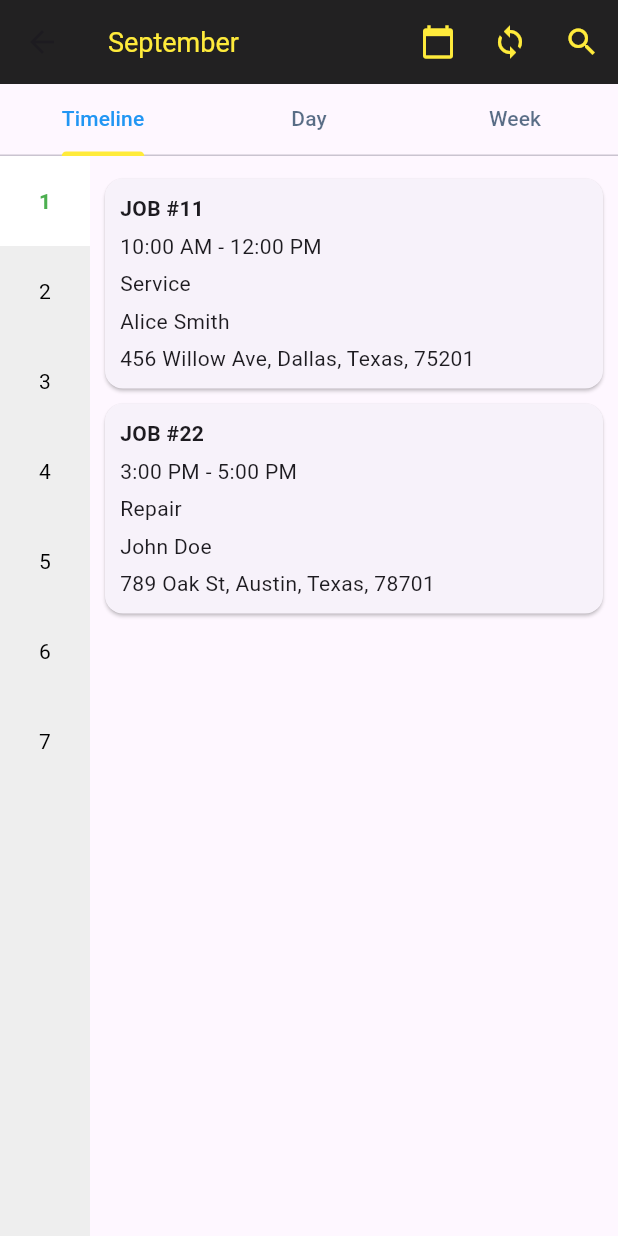
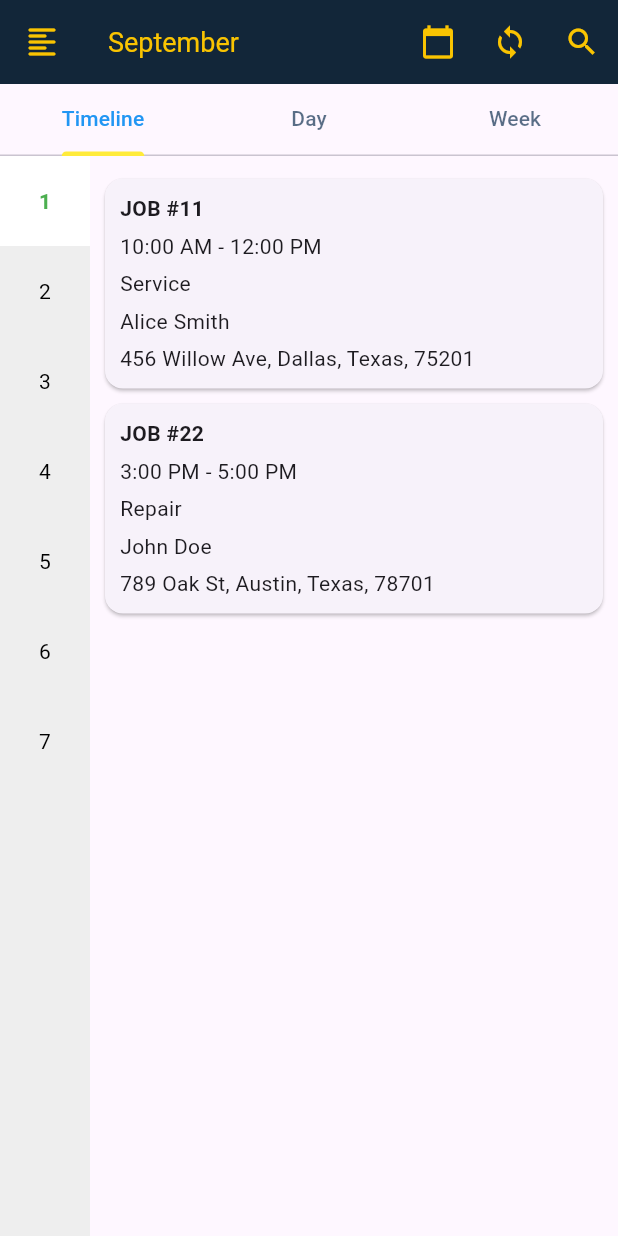
Before and after one commit to EngNazarHussain/CRM_MRS, a Flutter app: the ScheduleScreen screen opened directly, on a phone screen of 412 x 824 dp. Run offline on Flutter 3.47's test engine with Material 3 defaults, Android fonts, the light colour scheme and no system bars; our stand-ins replace awesome_dialog, fluttertoast, get, get_storage, image_picker, package_info and 4 more; missing offline and left inert: flutter_phone_direct_caller, insta_image_viewer, overlay_loader_with_app_icon, shrink_sidemenu; accounts and stored records are empty; statements that could not run were skipped.

Commit message:
done air

```diff
--- a/lib/view/screens/Timesheets/time_sheet.dart
+++ b/lib/view/screens/Timesheets/time_sheet.dart
@@ -1,9 +1,9 @@
 // Get.to(
-//             () => Dashboard(),
+//             () => (),
 //           );
 
 import 'package:crm_mrs_app/constant.dart';
-import 'package:crm_mrs_app/view/screens/dashboard/BottomBarScreen/dashboard.dart';
+import 'package:crm_mrs_app/view/screens/dashboard/bottomNavBar.dart';
 import 'package:flutter/material.dart';
 import 'package:get/get.dart';
 import 'package:intl/intl.dart'; // Add this dependency for date formatting
@@ -38,7 +38,7 @@ class _TimeSheetsScreenState extends State<TimeSheetsScreen> {
           onPressed: () {
             // Add your back navigation here
             Get.to(
-              () => Dashboard(),
+              () => BottomNavBar(),
             );
           },
         ),
--- a/lib/view/screens/clients/new_client.dart
+++ b/lib/view/screens/clients/new_client.dart
@@ -2,7 +2,7 @@ import 'package:awesome_dialog/awesome_dialog.dart';
 import 'package:crm_mrs_app/constant.dart';
 import 'package:crm_mrs_app/view/widgets/dialogs/custom_dialog.dart';
 import 'package:flutter/material.dart';
-import 'package:intl/intl.dart'; // Add this import for formatting dates and times
+// Add this import for formatting dates and times
 
 class NewClientPage extends StatefulWidget {
   @override
--- a/lib/view/screens/clients/search_clients.dart
+++ b/lib/view/screens/clients/search_clients.dart
@@ -1,9 +1,6 @@
 import 'package:crm_mrs_app/constant.dart';
 import 'package:crm_mrs_app/view/screens/clients/client_detail_screen.dart';
-import 'package:crm_mrs_app/view/screens/clients/new_client.dart';
 import 'package:flutter/material.dart';
-import 'package:get/get.dart';
-import 'package:get/get_core/src/get_main.dart';
 
 class SearchClients extends StatefulWidget {
   @override
--- a/lib/view/screens/schedule/schedule.dart
+++ b/lib/view/screens/schedule/schedule.dart
@@ -13,6 +13,8 @@ class _ScheduleScreenState extends State<ScheduleScreen> with SingleTickerProvid
   final List<String> dates = ["1", "2", "3", "4", "5", "6", "7"];
   late TabController _tabController;
 
+  final GlobalKey<ScaffoldState> _scaffoldKey =
+      GlobalKey<ScaffoldState>(); // Create GlobalKey
   @override
   void initState() {
     super.initState();
@@ -22,15 +24,28 @@ class _ScheduleScreenState extends State<ScheduleScreen> with SingleTickerProvid
   @override
   Widget build(BuildContext context) {
     return Scaffold(
+      key: _scaffoldKey,
       appBar: AppBar(
-        backgroundColor: Colors.black87,
-        title: Column(
+        backgroundColor: applightcolor,
+        leading:  IconButton(
+            icon: Icon(
+              Icons.format_align_left_rounded,
+              color: appcolor,
+            ),
+            onPressed: () {
+              print('clicked');
+              _scaffoldKey.currentState
+                  ?.openDrawer(); // Use the key to open the drawer
+            },
+          ),
+        title: Row(
           crossAxisAlignment: CrossAxisAlignment.start,
           children: [
+
             Text(
               'September',
               style: TextStyle(
-                color: Colors.yellow,
+                color: appcolor,
                 fontSize: 18,
               ),
             ),
@@ -40,17 +55,17 @@ class _ScheduleScreenState extends State<ScheduleScreen> with SingleTickerProvid
         actions: [
           IconButton(
             icon: Icon(Icons.calendar_today),
-            color: Colors.yellow,
+            color: appcolor,
             onPressed: () {},
           ),
           IconButton(
             icon: Icon(Icons.sync),
-            color: Colors.yellow,
+            color: appcolor,
             onPressed: () {},
           ),
           IconButton(
             icon: Icon(Icons.search),
-            color: Colors.yellow,
+            color: appcolor,
             onPressed: () {},
           ),
         ],
```
Also changed, not shown: lib/view/screens/clients/clients_list.dart (+4 -4 lines), lib/view/screens/dashboard/drawer/custom_drawer.dart (+8 -3 lines), lib/view/screens/estimate/search_estimate.dart (+2 -7 lines), lib/view/screens/invoices/invoices.dart (+2 -6 lines), lib/view/screens/job/search_job.dart (+2 -5 lines), lib/view/screens/setting/setting.dart (added, +124 -0 lines), 1 other file.
